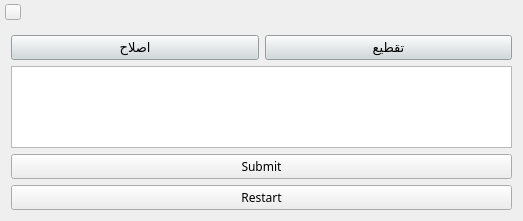
The window that CustomWindow.ui (Chashm-e-Afreen/The-Digital-Prosodist) describes before a commit, drawn with Qt 5.
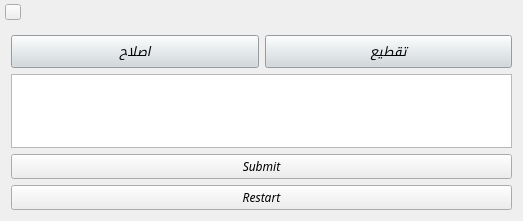
The same window after the commit. Icons and pictures are not drawn.

What changed in the file:
```diff
--- a/CustomWindow.ui
+++ b/CustomWindow.ui
@@ -10,6 +10,12 @@
     <height>221</height>
    </rect>
   </property>
+  <property name="font">
+   <font>
+    <family>Monotype Corsiva</family>
+    <italic>true</italic>
+   </font>
+  </property>
   <property name="windowTitle">
    <string>MainWindow</string>
   </property>
```
Left out of the diff: 2 changed lines with no effect on the pictures.
